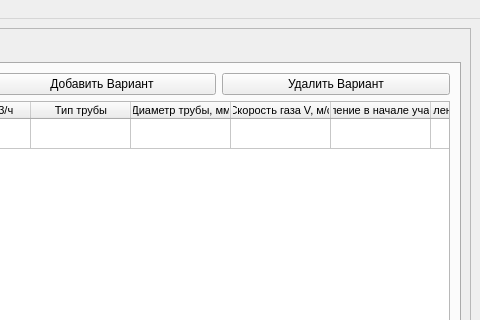
This is gasgui.ui in FrostEasy54/multivar-calc-of-gas-network as Qt 5 draws it before an edit; both pictures show x 511 to 991 and y 0 to 320 of the 991 by 692 pixel window. The edited form follows.
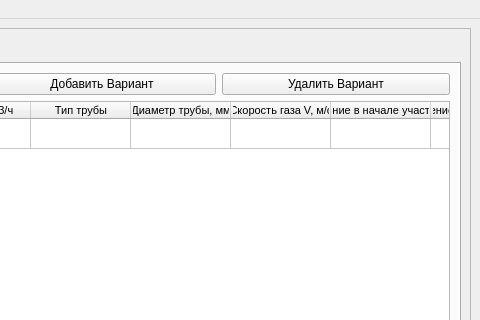
This is the edited form. The open tabs and pages were chosen to show the change.

Commit message: add object pressure to hydra list

```diff
--- a/gasgui.ui
+++ b/gasgui.ui
@@ -234,12 +234,12 @@
               </column>
               <column>
                <property name="text">
-                <string>Давление в начале участка</string>
+                <string>Давление в начале участка, Па</string>
                </property>
               </column>
               <column>
                <property name="text">
-                <string>Давление в конце участка</string>
+                <string>Давление в конце участка, Па</string>
                </property>
               </column>
              </widget>
```
Left out of the diff: 2 changed lines with no effect on the pictures. The commit also changes 2 other files.
